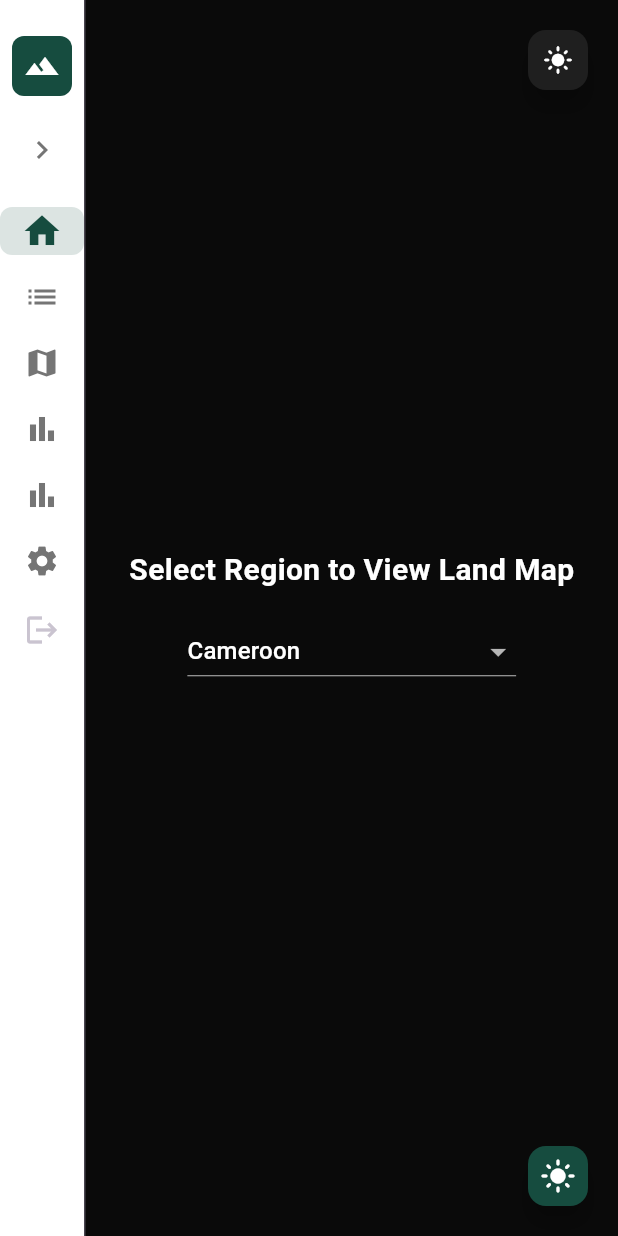
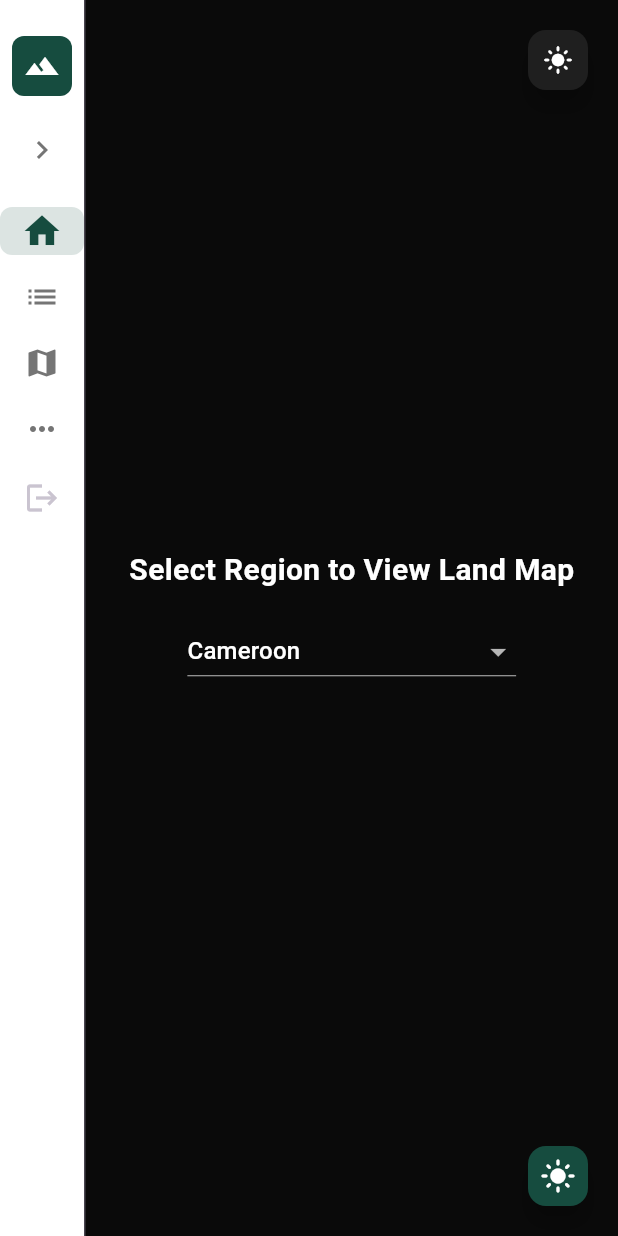
Before and after one commit to morgncolt/lala, a Flutter app: the DashboardScreen screen opened by its route, on a phone screen of 412 x 824 dp. Run offline on Flutter 3.47's test engine with Material 3 defaults, Android fonts, the phone set to English and light mode, and no system bars; our stand-ins replace cloud_firestore, firebase_auth, firebase_core, flutter_map, geolocator, google_fonts and 2 more; missing offline and left inert: flutter_map_cancellable_tile_provider; accounts and stored records are empty; project files that could hold a hidden picture were left out.

Commit message:
being able to display the landledger page, CIF page and settings page without any issues

```diff
--- a/landledger_frontend/lib/dashboard_screen.dart
+++ b/landledger_frontend/lib/dashboard_screen.dart
@@ -13,16 +13,12 @@ import 'package:landledger_frontend/landledger_screen.dart';
 import 'package:landledger_frontend/cif_screen.dart';
 import 'package:landledger_frontend/settings_screen.dart';
 
-// NAV ENTRY MODEL
+// Simple model for navigation entries
 class _NavEntry {
   final IconData icon;
   final String label;
-  final Widget? screen;
-  _NavEntry({
-    required this.icon,
-    required this.label,
-    this.screen,
-  });
+  final Widget screen;
+  _NavEntry({required this.icon, required this.label, required this.screen});
 }
 
 class DashboardScreen extends StatefulWidget {
@@ -42,7 +38,7 @@ class DashboardScreen extends StatefulWidget {
 }
 
 class _DashboardScreenState extends State<DashboardScreen> {
-  // pagination + data
+  // Data + pagination
   List<Map<String, dynamic>> userProperties = [];
   List<List<LatLng>> polygonPointsList = [];
   List<String> documentIds = [];
@@ -50,31 +46,30 @@ class _DashboardScreenState extends State<DashboardScreen> {
   bool hasMore = true;
   DocumentSnapshot? lastDocument;
 
+  final ScrollController _scrollController = ScrollController();
+  Timer? _debounce;
+
   // UI state
   bool isDarkMode = true;
   bool showSatellite = false;
-  bool isRailExtended = false;                // <-- collapsible rail state
+  bool isRailExtended = false;
+  bool _showMoreMenu = false;
+  int _selectedIndex = 0;
 
-  // scroll debounce
-  final ScrollController _scrollController = ScrollController();
-  Timer? _debounce;
-
-  // auth
+  // Auth
   final user = FirebaseAuth.instance.currentUser;
-
-  // nav
-  int _selectedIndex = 0;
 
   @override
   void initState() {
     super.initState();
-    _selectedIndex = widget.initialTabIndex;
+    // Clamp initial tab between 0 and 2 (Home, List, Map)
+    _selectedIndex = widget.initialTabIndex.clamp(0, 2);
     _scrollController.addListener(_onScroll);
-    // optionally fetchProperties() here if you want initial load
+    fetchProperties();
   }
 
   void _onScroll() {
-    if (_debounce?.isActive ?? false) _debounce!.cancel();
+    _debounce?.cancel();
     _debounce = Timer(const Duration(milliseconds: 200), () {
       if (_scrollController.position.pixels >=
           _scrollController.position.maxScrollExtent - 200) {
@@ -85,40 +80,35 @@ class _DashboardScreenState extends State<DashboardScreen> {
 
   Future<void> fetchProperties() async {
     if (user == null || isLoading || !hasMore || !mounted) return;
-
     setState(() => isLoading = true);
 
     try {
-      Query<Map<String, dynamic>> query = FirebaseFirestore.instance
-          .collection("users")
+      var query = FirebaseFirestore.instance
+          .collection('users')
           .doc(user!.uid)
-          .collection("regions")
-          .where("region", isEqualTo: widget.regionKey)
-          .orderBy("title_number")
+          .collection('regions')
+          .where('region', isEqualTo: widget.regionKey)
+          .orderBy('title_number')
           .limit(10);
 
-      if (lastDocument != null) {
-        query = query.startAfterDocument(lastDocument!);
-      }
+      if (lastDocument != null) query = query.startAfterDocument(lastDocument!);
 
       final snapshot = await query.get();
       if (!mounted) return;
 
-      if (snapshot.docs.isNotEmpty) {
+      if (snapshot.docs.isEmpty) {
+        setState(() => hasMore = false);
+      } else {
         final props = <Map<String, dynamic>>[];
         final polys = <List<LatLng>>[];
         final ids = <String>[];
 
         for (var doc in snapshot.docs) {
           final data = doc.data();
-          final coords = (data["coordinates"] as List)
-              .where((c) => c is Map && c["lat"] != null && c["lng"] != null)
-              .map((c) => LatLng(
-                    (c["lat"] as num).toDouble(),
-                    (c["lng"] as num).toDouble(),
-                  ))
+          final coords = (data['coordinates'] as List)
+              .where((c) => c is Map && c['lat'] != null && c['lng'] != null)
+              .map((c) => LatLng((c['lat'] as num).toDouble(), (c['lng'] as num).toDouble()))
               .toList();
-
           props.add(data);
           polys.add(coords);
           ids.add(doc.id);
@@ -130,11 +120,9 @@ class _DashboardScreenState extends State<DashboardScreen> {
           documentIds.addAll(ids);
           lastDocument = snapshot.docs.last;
         });
-      } else {
-        setState(() => hasMore = false);
       }
     } catch (e) {
-      debugPrint("Error fetching paginated properties: $e");
+      debugPrint('Error fetching properties: \$e');
     } finally {
       if (mounted) setState(() => isLoading = false);
     }
@@ -142,35 +130,26 @@ class _DashboardScreenState extends State<DashboardScreen> {
 
   Future<void> deleteProperty(int index) async {
     if (user == null || !mounted) return;
-    final docId = documentIds[index];
-
+    final id = documentIds[index];
     final confirm = await showDialog<bool>(
       context: context,
       builder: (_) => AlertDialog(
-        title: const Text("Delete Property"),
-        content: const Text("Are you sure you want to delete this saved region?"),
+        title: const Text('Delete Property'),
+        content: const Text('Are you sure you want to delete this saved region?'),
         actions: [
-          TextButton(
-            onPressed: () => Navigator.pop(context, false),
-            child: const Text("Cancel"),
-          ),
-          ElevatedButton(
-            onPressed: () => Navigator.pop(context, true),
-            child: const Text("Delete"),
-          ),
+          TextButton(onPressed: () => Navigator.pop(context, false), child: const Text('Cancel')),
+          ElevatedButton(onPressed: () => Navigator.pop(context, true), child: const Text('Delete')),
         ],
       ),
     );
-
     if (confirm != true || !mounted) return;
 
     await FirebaseFirestore.instance
-        .collection("users")
+        .collection('users')
         .doc(user!.uid)
-        .collection("regions")
-        .doc(docId)
+        .collection('regions')
+        .doc(id)
         .delete();
-
     if (!mounted) return;
 
     setState(() {
@@ -180,208 +159,10 @@ class _DashboardScreenState extends State<DashboardScreen> {
     });
   }
 
-  @override
-  Widget build(BuildContext context) {
-    final navEntries = <_NavEntry>[
-      _NavEntry(
-        icon: Icons.home,
-        label: 'Home',
-        screen: HomeScreen(
-          currentRegionKey: widget.regionKey,
-          onRegionSelected: (newKey, newPath) {
-            Navigator.pushReplacement(
-              context,
-              MaterialPageRoute(
-                builder: (_) => DashboardScreen(
-                  regionKey: newKey,
-                  geojsonPath: newPath,
-                  initialTabIndex: 1,
-                ),
-              ),
-            );
-          },
-        ),
-      ),
-      _NavEntry(
-        icon: Icons.list,
-        label: 'My Properties',
-        screen: MyPropertiesScreen(
-          regionKey: widget.regionKey,
-          geojsonPath: widget.geojsonPath,
-        ),
-      ),
-      _NavEntry(
-        icon: Icons.map,
-        label: 'Map View',
-        screen: MapScreen(
-          regionKey: widget.regionKey,
-          geojsonPath: widget.geojsonPath,
-          onForceStayInMapTab: () => setState(() => _selectedIndex = 2),
-          centerOnRegion: true,
-        ),
-      ),
-      _NavEntry(
-        icon: Icons.bar_chart,
-        label: 'LandLedger',
-        screen: const Center(child: Text('LandLedger 🔜')),
-      ),
-      _NavEntry(
-        icon: Icons.bar_chart,
-        label: 'CIF',
-        screen: const Center(child: Text('CIF 🔜')),
-      ),
-      _NavEntry(
-        icon: Icons.settings,
-        label: 'Settings',
-        screen: const Center(child: Text('Settings 🔜')),
-      ),
-    ];
-
-    return Scaffold(
-      body: Row(
-        children: [
-          Theme(
-            data: Theme.of(context).copyWith(
-              navigationRailTheme: NavigationRailThemeData(
-                backgroundColor: Colors.white,
-                elevation: 6,
-                indicatorColor: Theme.of(context).primaryColor.withOpacity(0.15),
-                indicatorShape: RoundedRectangleBorder(
-                  borderRadius: BorderRadius.circular(8),
-                ),
-                selectedIconTheme: IconThemeData(
-                  color: Theme.of(context).primaryColor,
-                  size: 28,
-                ),
-                unselectedIconTheme: IconThemeData(
-                  color: Colors.grey.shade600,
-                  size: 24,
-                ),
-                selectedLabelTextStyle: TextStyle(
-                  color: Theme.of(context).primaryColor,
-                  fontWeight: FontWeight.w600,
-                ),
-                unselectedLabelTextStyle: TextStyle(color: Colors.grey.shade600),
-              ),
-            ),
-            child: NavigationRail(
-              extended: isRailExtended,
-              minWidth: 56,              // width when collapsed
-              minExtendedWidth: 120,     // width when expanded
-              labelType: NavigationRailLabelType.none,
-              selectedIndex: _selectedIndex,
-              onDestinationSelected: (i) {
-                if (navEntries[i].icon == Icons.logout) {
-                  FirebaseAuth.instance.signOut();
-                  Navigator.pushReplacementNamed(context, '/login');
-                } else {
-                  setState(() => _selectedIndex = i);
-                }
-              },
-              leading: Column(
-                children: [
-                  const SizedBox(height: 16),
-                  ClipRRect(
-                    borderRadius: BorderRadius.circular(8),
-                    child: Container(
-                      color: Theme.of(context).primaryColor,
-                      width: 40,
-                      height: 40,
-                      child: const Icon(Icons.terrain, color: Colors.white),
-                    ),
-                  ),
-                  const SizedBox(height: 12),
-                  IconButton(
-                    icon: Icon(
-                      isRailExtended
-                          ? Icons.chevron_left
-                          : Icons.chevron_right,
-                      color: Colors.grey.shade600,
-                    ),
-                    onPressed: () => setState(() => isRailExtended = !isRailExtended),
-                  ),
-                ],
-              ),
-              destinations: navEntries
-                  .map((e) => NavigationRailDestination(
-                        icon: Icon(e.icon),
-                        label: Text(e.label),
-                      ))
-                  .toList(),
-              trailing: Padding(
-                padding: const EdgeInsets.only(bottom: 24),
-                child: IconButton(
-                  icon: const Icon(Icons.logout),
-                  onPressed: () {
-                    FirebaseAuth.instance.signOut();
-                    Navigator.pushReplacementNamed(context, '/login');
-                  },
-                ),
-              ),
-            ),
-          ),
-
-          const VerticalDivider(thickness: 1, width: 1),
-
-          Expanded(
-            child: Stack(
-              children: [
-                // Selected screen
-                Positioned.fill(
-                  child: navEntries[_selectedIndex].screen!,
-                ),
-
-                // Search bar for list/map
-                if (_selectedIndex == 1 || _selectedIndex == 2)
-                  Positioned(
-                    top: 20,
-                    left: isRailExtended ? 80 : 56,
-                    child: SizedBox(
-                      width: 320,
-                      child: Material(
-                        elevation: 5,
-                        borderRadius: BorderRadius.circular(30),
-                        color: Colors.white,
-                        child: TextField(
-                          decoration: InputDecoration(
-                            hintText: _selectedIndex == 1
-                                ? 'Search properties…'
-                                : 'Search map…',
-                            prefixIcon: const Icon(Icons.search),
-                            border: OutlineInputBorder(
-                              borderRadius: BorderRadius.circular(30),
-                              borderSide: BorderSide.none,
-                            ),
-                            contentPadding: const EdgeInsets.symmetric(
-                              horizontal: 20,
-                              vertical: 14,
-                            ),
-                          ),
-                        ),
-                      ),
-                    ),
-                  ),
-              ],
-            ),
-          ),
-        ],
-      ),
-      // Theme toggle
-      floatingActionButton: FloatingActionButton.small(
-        tooltip: 'Toggle Theme',
-        backgroundColor: Theme.of(context).primaryColor,
-        foregroundColor: Colors.white,
-        onPressed: () => setState(() => isDarkMode = !isDarkMode),
-        child: Icon(isDarkMode ? Icons.light_mode : Icons.dark_mode),
-      ),
-    );
-  }
-
-  // Legacy list builder (if still needed)
-  Widget buildMyPropertiesList() {
+  // List builder for "My Properties" tab
+  Widget _buildList() {
     if (isLoading) return const Center(child: CircularProgressIndicator());
-    if (userProperties.isEmpty) return const Center(child: Text("No saved properties found in this region."));
-
+    if (userProperties.isEmpty) return const Center(child: Text('No saved properties found in this region.'));
     return ListView.builder(
       controller: _scrollController,
       itemCount: userProperties.length + 1,
@@ -394,13 +175,11 @@ class _DashboardScreenState extends State<DashboardScreen> {
                 )
               : const Padding(
                   padding: EdgeInsets.all(16),
-                  child: Center(child: Text("No more properties to load.")),
+                  child: Center(child: Text('No more properties to load.')),
                 );
         }
-
         final poly = polygonPointsList[index];
         final prop = userProperties[index];
-
         return GestureDetector(
           onTap: () async {
             await deleteProperty(index);
@@ -425,17 +204,13 @@ class _DashboardScreenState extends State<DashboardScreen> {
                   child: SizedBox(
                     height: 150,
                     child: FlutterMap(
-                      options: MapOptions(
-                        center: poly.first,
-                        zoom: 14,
-                        interactiveFlags: InteractiveFlag.none,
-                      ),
+                      options: MapOptions(center: poly.first, zoom: 14, interactiveFlags: InteractiveFlag.none),
                       children: [
                         TileLayer(
                           urlTemplate: showSatellite
                               ? 'https://services.arcgisonline.com/ArcGIS/rest/services/World_Imagery/MapServer/tile/{z}/{y}/{x}'
                               : 'https://{s}.tile.openstreetmap.org/{z}/{x}/{y}.png',
-                          subdomains: showSatellite ? [] : ['a','b','c'],
+                          subdomains: showSatellite ? [] : ['a', 'b', 'c'],
                           userAgentPackageName: 'com.example.landledger',
                           tileProvider: CancellableNetworkTileProvider(),
                         ),
@@ -446,7 +221,7 @@ class _DashboardScreenState extends State<DashboardScreen> {
                               color: Colors.purple.withOpacity(0.4),
                               borderColor: Colors.purple,
                               borderStrokeWidth: 2,
-                            )
+                            ),
                           ],
                         ),
                       ],
@@ -470,4 +245,146 @@ class _DashboardScreenState extends State<DashboardScreen> {
       },
     );
   }
+
+  @override
+  Widget build(BuildContext context) {
+    // Primary tabs: Home, List, Map
+    final primaryNavEntries = <_NavEntry>[
+      _NavEntry(
+        icon: Icons.home,
+        label: 'Home',
+        screen: HomeScreen(
+          currentRegionKey: widget.regionKey,
+          onRegionSelected: (k, p) => Navigator.pushReplacement(
+            context,
+            MaterialPageRoute(
+              builder: (_) => DashboardScreen(
+                regionKey: k,
+                geojsonPath: p,
+                initialTabIndex: 1,
+              ),
+            ),
+          ),
+        ),
+      ),
+      _NavEntry(icon: Icons.list, label: 'My Properties', screen: _buildList()),
+      _NavEntry(
+        icon: Icons.map,
+        label: 'Map View',
+        screen: MapScreen(
+          regionKey: widget.regionKey,
+          geojsonPath: widget.geojsonPath,
+          onForceStayInMapTab: () => setState(() => _selectedIndex = 2),
+          centerOnRegion: true,
+        ),
+      ),
+    ];
+
+    // Secondary tabs in "More" submenu
+    final secondaryNavEntries = <_NavEntry>[
+      _NavEntry(icon: Icons.bar_chart, label: 'LandLedger', screen: const Center(child: Text('LandLedger 🔜'))),
+      _NavEntry(icon: Icons.assessment, label: 'CIF', screen: const Center(child: Text('CIF 🔜'))),
+      _NavEntry(icon: Icons.settings, label: 'Settings', screen: const Center(child: Text('Settings 🔜'))),
+    ];
+
+    // Build NavigationRail destinations dynamically
+    final destinations = <NavigationRailDestination>[
+      ...primaryNavEntries.map((e) => NavigationRailDestination(icon: Icon(e.icon), label: Text(e.label))),
+      NavigationRailDestination(icon: Icon(_showMoreMenu ? Icons.expand_less : Icons.more_horiz), label: const Text('More')),
+      if (_showMoreMenu)
+        ...secondaryNavEntries.map((e) => NavigationRailDestination(icon: Icon(e.icon), label: Text(e.label))),
+    ];
+
+    // Ensure selected index never exceeds available destinations
+    final safeIndex = _selectedIndex < destinations.length ? _selectedIndex : 0;
+
+    return Scaffold(
+      body: Row(
+        children: [
+          // Rail
+          Theme(
+            data: Theme.of(context).copyWith(
+              navigationRailTheme: NavigationRailThemeData(
+                backgroundColor: Colors.white,
+                elevation: 6,
+                indicatorColor: Theme.of(context).primaryColor.withOpacity(0.15),
+                indicatorShape: RoundedRectangleBorder(borderRadius: BorderRadius.circular(8)),
+                selectedIconTheme: IconThemeData(color: Theme.of(context).primaryColor, size: 28),
+                unselectedIconTheme: IconThemeData(color: Colors.grey.shade600, size: 24),
+                selectedLabelTextStyle: TextStyle(color: Theme.of(context).primaryColor, fontWeight: FontWeight.w600),
+                unselectedLabelTextStyle: TextStyle(color: Colors.grey.shade600),
+              ),
+            ),
+            child: NavigationRail(
+              extended: isRailExtended,
+              minWidth: 56,
+              minExtendedWidth: 120,
+              labelType: NavigationRailLabelType.none,
+              selectedIndex: safeIndex,
+              onDestinationSelected: (i) {
+                if (i == primaryNavEntries.length) {
+                  setState(() => _showMoreMenu = !_showMoreMenu);
+                } else {
+                  setState(() {
+                    _selectedIndex = i;
+                    _showMoreMenu = false;
+                  });
+                }
+              },
+              leading: Column(
+                children: [
+                  const SizedBox(height: 16),
+                  ClipRRect(
+                    borderRadius: BorderRadius.circular(8),
+                    child: Container(color: Theme.of(context).primaryColor, width: 40, height: 40, child: const Icon(Icons.terrain, color: Colors.white)),
+                  ),
+                  const SizedBox(height: 12),
+                  IconButton(
+                    icon: Icon(isRailExtended ? Icons.chevron_left : Icons.chevron_right, color: Colors.grey.shade600),
+                    onPressed: () => setState(() => isRailExtended = !isRailExtended),
+                  ),
+                ],
+              ),
+              destinations: destinations,
+              trailing: Padding(
+                padding: const EdgeInsets.only(bottom: 24),
+                child: IconButton(
+                  icon: const Icon(Icons.logout),
+                  onPressed: () {
+                    FirebaseAuth.instance.signOut();
+                    Navigator.pushReplacementNamed(context, '/login');
+                  },
+                ),
+              ),
+            ),
+          ),
+
+          const VerticalDivider(thickness: 1, width: 1),
+
+          // Main content
+          Expanded(
+            child: Builder(
+              builder: (_) {
+                if (_selectedIndex < primaryNavEntries.length) {
+                  return primaryNavEntries[_selectedIndex].screen;
+                } else {
+                  final secIndex = _selectedIndex - primaryNavEntries.length - 1;
+                  return secondaryNavEntries[secIndex].screen;
+                }
+              },
+            ),
+          ),
+        ],
+      ),
+
+      // Theme toggle FAB
+      floatingActionButton: FloatingActionButton.small(
+        tooltip: 'Toggle Theme',
+        backgroundColor: Theme.of(context).primaryColor,
+        foregroundColor: Colors.white,
+        onPressed: () => setState(() => isDarkMode = !isDarkMode),
+        child: Icon(isDarkMode ? Icons.light_mode : Icons.dark_mode),
+      ),
+    );
+  }
 }
```
